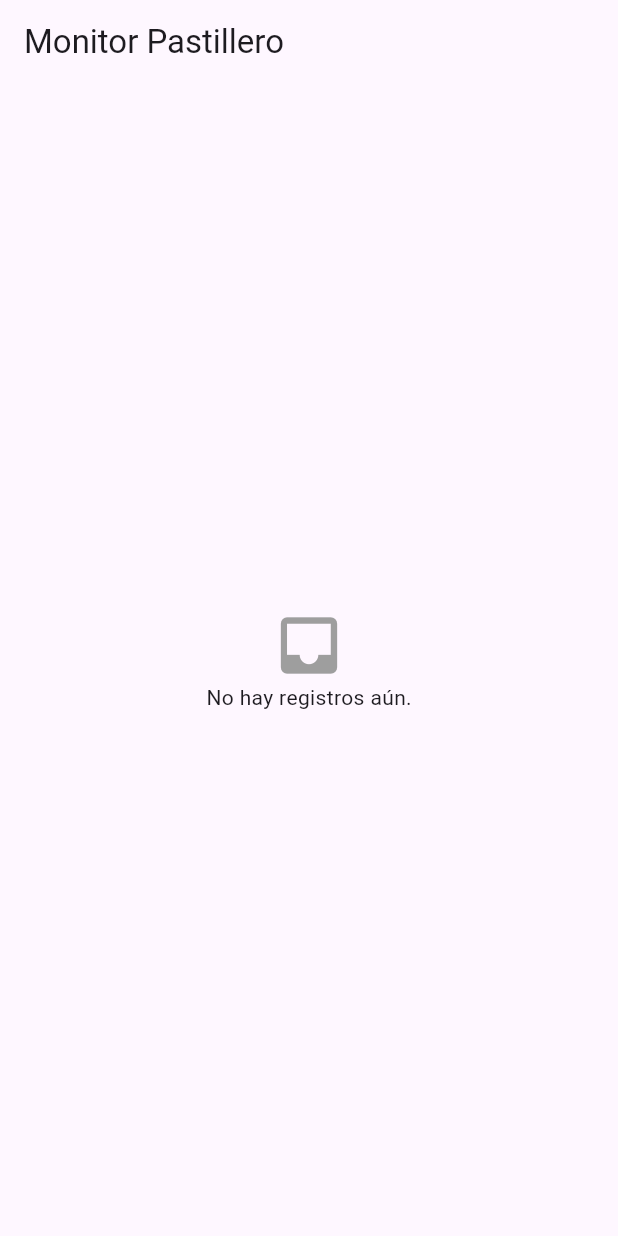
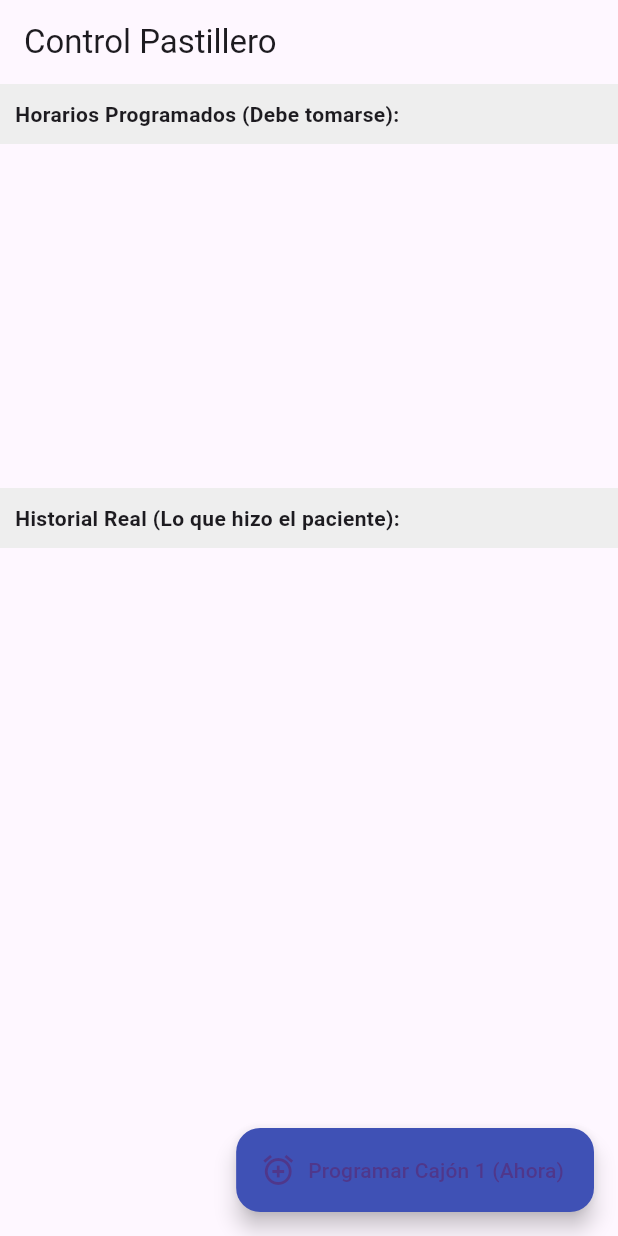
Before and after one commit to Zavala-Raul/pastillero_app, a Flutter app: the screen it shows after launch, on a phone screen of 412 x 824 dp. Run offline on Flutter 3.47's test engine with Material 3 defaults, Android fonts, the phone set to English and light mode, and no system bars; our stand-ins replace firebase_core, firebase_database; accounts and stored records are empty.

Commit message:
Segunda versión de la app. Se puede programar un horario para apertura, y suelta alarma después de 5 minutos si no se detecta apertura en ese horario. Aún no tiene en cuenta fechas, ni multiples dosis, y solo es con el cajón 1.

```diff
--- a/lib/main.dart
+++ b/lib/main.dart
@@ -1,3 +1,4 @@
+import 'dart:async';
 import 'package:flutter/material.dart';
 import 'package:firebase_core/firebase_core.dart';
 import 'package:firebase_database/firebase_database.dart';
@@ -15,101 +16,230 @@ class MyApp extends StatelessWidget {
   Widget build(BuildContext context) {
     return MaterialApp(
       debugShowCheckedModeBanner: false,
-      home: Scaffold(
-        appBar: AppBar(title: const Text("Monitor Pastillero")),
-        body: const HistorialList(),
+      theme: ThemeData(primarySwatch: Colors.indigo),
+      home: const MonitorPastillero(),
+    );
+  }
+}
+
+class MonitorPastillero extends StatefulWidget {
+  const MonitorPastillero({super.key});
+
+  @override
+  State<MonitorPastillero> createState() => _MonitorPastilleroState();
+}
+
+class _MonitorPastilleroState extends State<MonitorPastillero> {
+  final DatabaseReference _dbRefHistorial = FirebaseDatabase.instance.ref('historial_tomas');
+  final DatabaseReference _dbRefHorarios = FirebaseDatabase.instance.ref('horarios');
+
+  List<Map<String, dynamic>> _horarios = [];
+  List<Map<String, dynamic>> _historial = [];
+  Timer? _timerVerificacion;
+
+  // Variable para evitar spammear la alerta visual
+  bool _alertaMostrada = false;
+
+  @override
+  void initState() {
+    super.initState();
+    // 1. Escuchar Historial (Lo que hace el ESP32)
+    _dbRefHistorial.onValue.listen((event) {
+      if (event.snapshot.value == null) return;
+      final data = Map<dynamic, dynamic>.from(event.snapshot.value as Map);
+      setState(() {
+        _historial.clear();
+        data.forEach((key, value) {
+          _historial.add(Map<String, dynamic>.from(value));
+        });
+      });
+    });
+
+    // 2. Escuchar Horarios (Lo que programamos nosotros)
+    _dbRefHorarios.onValue.listen((event) {
+      // SI ES NULL, SIGNIFICA QUE SE BORRÓ TODO -> LIMPIAMOS LA LISTA
+      if (event.snapshot.value == null) {
+        setState(() {
+          _horarios.clear();
+        });
+        return;
+      }
+
+      final data = Map<dynamic, dynamic>.from(event.snapshot.value as Map);
+      setState(() {
+        _horarios.clear();
+        data.forEach((key, value) {
+          final h = Map<String, dynamic>.from(value);
+          h['key'] = key;
+          _horarios.add(h);
+        });
+      });
+    });
+
+    // 3. MOTOR DE VERIFICACIÓN (Corre cada 5 segundos)
+    _timerVerificacion = Timer.periodic(const Duration(seconds: 5), (timer) {
+      verificarOlvidos();
+    });
+  }
+
+  @override
+  void dispose() {
+    _timerVerificacion?.cancel();
+    super.dispose();
+  }
+
+  // --- LÓGICA CORE: ¿Se tomó la pastilla? ---
+  void verificarOlvidos() {
+    DateTime ahora = DateTime.now();
+    bool hayPeligro = false;
+    String mensajeError = "";
+
+    // DEFINIR TOLERANCIA: ¿Cuánto tiempo le damos antes de considerar que se le olvidó?
+    const int minutosTolerancia = 5;
+
+    for (var regla in _horarios) {
+      // 1. Parsear hora programada
+      int horaProg = int.parse(regla['hora'].split(":")[0]);
+      int minProg = int.parse(regla['hora'].split(":")[1]);
+      int cajonObjetivo = regla['cajon'];
+
+      DateTime fechaProgramada = DateTime(ahora.year, ahora.month, ahora.day, horaProg, minProg);
+
+      // Fecha Límite = Hora Programada + 15 minutos
+      DateTime fechaLimite = fechaProgramada.add(const Duration(minutes: minutosTolerancia));
+
+      // 2. Solo verificamos si YA PASÓ la tolerancia (Hora actual > Hora Programada + 15min)
+      if (ahora.isAfter(fechaLimite)) {
+
+        // Buscamos si hay un registro HOY entre la hora programada y ahora
+        bool seTomo = false;
+
+        for (var registro in _historial) {
+          DateTime fechaRegistro = DateTime.fromMillisecondsSinceEpoch((registro['timestamp'] as int) * 1000);
+
+          // Verificamos cumplimiento:
+          // - Mismo cajón
+          // - Mismo día
+          // - La apertura ocurrió DESPUÉS de la hora programada original
+          if (registro['cajon'] == cajonObjetivo &&
+              fechaRegistro.year == ahora.year &&
+              fechaRegistro.month == ahora.month &&
+              fechaRegistro.day == ahora.day &&
+              fechaRegistro.isAfter(fechaProgramada)) {
+            seTomo = true;
+            break;
+          }
+        }
+
+        if (!seTomo) {
+          hayPeligro = true;
+          // Mostramos hace cuánto debió tomarla
+          int minutosRetraso = ahora.difference(fechaProgramada).inMinutes;
+          mensajeError = "¡ALERTA! El Cajón $cajonObjetivo tiene $minutosRetraso min de retraso.";
+        }
+      }
+    }
+
+    if (hayPeligro && !_alertaMostrada) {
+      _mostrarAlertaVisual(mensajeError);
+      _alertaMostrada = true;
+    } else if (!hayPeligro) {
+      _alertaMostrada = false;
+    }
+  }
+
+  void _mostrarAlertaVisual(String mensaje) {
+    showDialog(
+      context: context,
+      builder: (_) => AlertDialog(
+        title: const Text("⚠️ PACIENTE EN RIESGO"),
+        content: Text(mensaje),
+        backgroundColor: Colors.red[50],
+        actions: [
+          TextButton(
+            onPressed: () => Navigator.pop(context),
+            child: const Text("ENTENDIDO", style: TextStyle(color: Colors.red)),
+          )
+        ],
+      ),
+    );
+  }
+
+  // Función para agregar horario (Simula la UI del doctor)
+  void _agregarHorario() {
+    TimeOfDay now = TimeOfDay.now();
+    // Guardamos en Firebase
+    _dbRefHorarios.push().set({
+      "cajon": 1, // Por defecto cajón 1 para prueba rápida
+      "hora": "${now.hour}:${now.minute}", // Hora actual para probar YA
+      "descripcion": "Aspirina"
+    });
+    ScaffoldMessenger.of(context).showSnackBar(
+      const SnackBar(content: Text("Horario agregado: Cajón 1 AHORA (Espera 5 min para ver alerta si no abres)"))
+    );
+  }
+
+  @override
+  Widget build(BuildContext context) {
+    return Scaffold(
+      appBar: AppBar(title: const Text("Control Pastillero")),
+      floatingActionButton: FloatingActionButton.extended(
+        onPressed: _agregarHorario,
+        label: const Text("Programar Cajón 1 (Ahora)"),
+        icon: const Icon(Icons.alarm_add),
+        backgroundColor: Colors.indigo,
+      ),
+      body: Column(
+        children: [
+          // SECCIÓN 1: HORARIOS PROGRAMADOS
+          Container(
+            padding: const EdgeInsets.all(10),
+            color: Colors.grey[200],
+            width: double.infinity,
+            child: const Text("Horarios Programados (Debe tomarse):", style: TextStyle(fontWeight: FontWeight.bold)),
+          ),
+          Expanded(
+            flex: 1,
+            child: ListView.builder(
+              itemCount: _horarios.length,
+              itemBuilder: (_, i) => ListTile(
+                leading: const Icon(Icons.watch_later_outlined),
+                title: Text("Cajón ${_horarios[i]['cajon']} - ${_horarios[i]['hora']}"),
+                subtitle: Text(_horarios[i]['descripcion'] ?? ""),
+                trailing: IconButton(
+                  icon: const Icon(Icons.delete, color: Colors.red),
+                  onPressed: () => _dbRefHorarios.child(_horarios[i]['key']).remove(),
+                ),
+              ),
+            ),
+          ),
+
+          // SECCIÓN 2: HISTORIAL REAL
+          Container(
+            padding: const EdgeInsets.all(10),
+            color: Colors.grey[200],
+            width: double.infinity,
+            child: const Text("Historial Real (Lo que hizo el paciente):", style: TextStyle(fontWeight: FontWeight.bold)),
+          ),
+          Expanded(
+            flex: 2,
+            child: ListView.builder(
+              itemCount: _historial.length, // Deberías ordenarlo como hicimos antes
+              itemBuilder: (_, i) {
+                // Ordenar visualmente inverso (chapuza rápida para demo)
+                final evento = _historial[_historial.length - 1 - i];
+                return Card(
+                  child: ListTile(
+                    leading: const Icon(Icons.check_circle, color: Colors.green),
+                    title: Text("Cajón ${evento['cajon']} ABIERTO"),
+                    subtitle: Text(evento['fecha_hora'] ?? ""),
+                  ),
+                );
+              },
+            ),
+          ),
+        ],
       ),
     );
   }
 }
-
-class HistorialList extends StatefulWidget {
-  const HistorialList({super.key});
-
-  @override
-  State<HistorialList> createState() => _HistorialListState();
-}
-
-class _HistorialListState extends State<HistorialList> {
-  // REFERENCIA DIRECTA SIN FILTROS (Para evitar el crash de Java)
-  final DatabaseReference _dbRef = FirebaseDatabase.instance.ref('historial_tomas');
-
-  @override
-  Widget build(BuildContext context) {
-    return StreamBuilder(
-      // AQUÍ ESTÁ EL CAMBIO: Quitamos orderBy... y limitTo...
-      // Escuchamos todo y filtramos en el teléfono.
-      stream: _dbRef.onValue,
-      builder: (context, snapshot) {
-        if (snapshot.hasError) {
-          return Center(child: Text('Error: ${snapshot.error}'));
-        }
-        if (snapshot.connectionState == ConnectionState.waiting) {
-          return const Center(child: CircularProgressIndicator());
-        }
-
-        if (snapshot.hasData && snapshot.data!.snapshot.value != null) {
-          // Conversión segura de datos
-          final data = Map<dynamic, dynamic>.from(
-              snapshot.data!.snapshot.value as Map);
-
-          final List<Map<String, dynamic>> items = [];
-
-          data.forEach((key, value) {
-            final evento = Map<String, dynamic>.from(value);
-            // Aseguramos que el timestamp se lea como número, sea int o long
-            if (!evento.containsKey('timestamp')) {
-               evento['timestamp'] = 0;
-            }
-            items.add(evento);
-          });
-
-          // ORDENAMIENTO EN DART (Seguro)
-          // Ordenamos del más reciente al más antiguo
-          items.sort((a, b) {
-            final tA = (a['timestamp'] as num).toInt();
-            final tB = (b['timestamp'] as num).toInt();
-            return tB.compareTo(tA);
-          });
-
-          return ListView.builder(
-            itemCount: items.length,
-            itemBuilder: (context, index) {
-              final evento = items[index];
-              return Card(
-                elevation: 3,
-                color: Colors.blue[50],
-                margin: const EdgeInsets.symmetric(horizontal: 10, vertical: 5),
-                child: ListTile(
-                  leading: const Icon(Icons.medication, color: Colors.blue, size: 40),
-                  title: Text(
-                    "Cajón ${evento['cajon']}",
-                    style: const TextStyle(fontWeight: FontWeight.bold),
-                  ),
-                  subtitle: Column(
-                    crossAxisAlignment: CrossAxisAlignment.start,
-                    children: [
-                      Text("Estado: ${evento['estado']}"),
-                      Text("Hora: ${evento['fecha_hora']}",
-                           style: TextStyle(color: Colors.grey[600], fontSize: 12)),
-                    ],
-                  ),
-                  isThreeLine: true,
-                ),
-              );
-            },
-          );
-        }
-        return const Center(
-          child: Column(
-            mainAxisAlignment: MainAxisAlignment.center,
-            children: [
-              Icon(Icons.inbox, size: 50, color: Colors.grey),
-              Text("No hay registros aún."),
-            ],
-          ),
-        );
-      },
-    );
-  }
-}
--- a/pubspec.yaml
+++ b/pubspec.yaml
@@ -36,6 +36,7 @@ dependencies:
   cupertino_icons: ^1.0.8
   firebase_core: ^4.2.1
   firebase_database: ^12.1.0
+  intl: ^0.20.2
 
 dev_dependencies:
   flutter_test:
```
Also changed, not shown: pubspec.lock, 1 other file.
